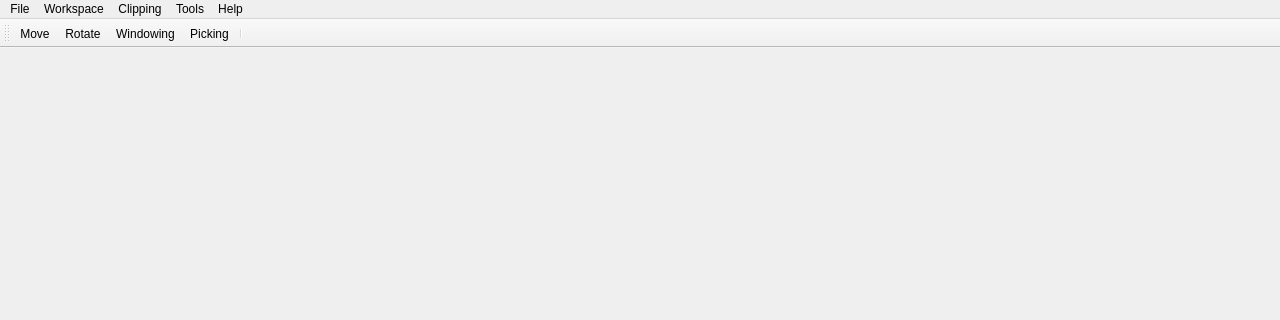
waschkbaer/BrainVis, file dev/BrainVis/mainwindow.ui: the form before one commit; both pictures show x 0 to 1280 and y 0 to 320 of the 1280 by 800 pixel window.
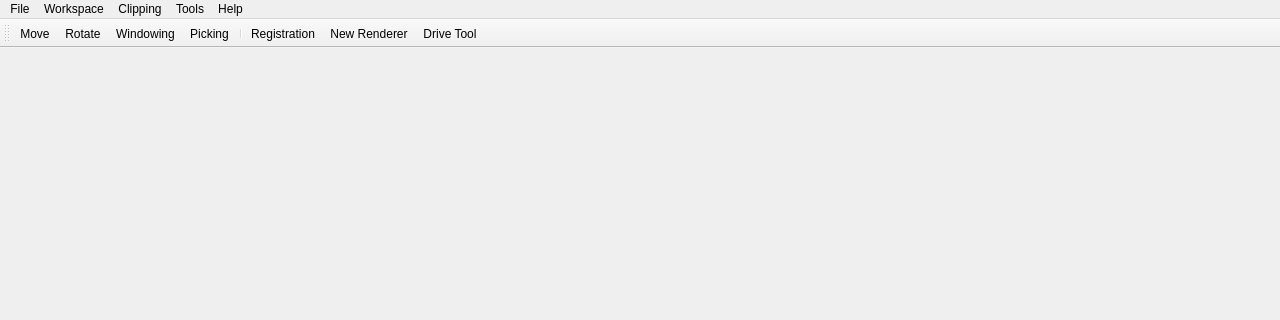
The form after the commit. Icons and pictures are not drawn.

The edit to the form file:
```diff
--- a/dev/BrainVis/mainwindow.ui
+++ b/dev/BrainVis/mainwindow.ui
@@ -103,6 +103,9 @@
    <addaction name="actionWindowing"/>
    <addaction name="actionPicking"/>
    <addaction name="separator"/>
+   <addaction name="actionRegistration"/>
+   <addaction name="actionNewRenderer"/>
+   <addaction name="actionDrive_Tool"/>
   </widget>
   <action name="actionAdd_RenderWidget">
    <property name="text">
@@ -206,6 +209,39 @@
     <string>Registration Widget</string>
    </property>
   </action>
+  <action name="actionNewRenderer">
+   <property name="text">
+    <string>New Renderer</string>
+   </property>
+   <property name="toolTip">
+    <string>creates a new render-widget</string>
+   </property>
+   <property name="shortcut">
+    <string>Ctrl+Alt+W</string>
+   </property>
+  </action>
+  <action name="actionRegistration">
+   <property name="text">
+    <string>Registration</string>
+   </property>
+   <property name="toolTip">
+    <string>merge CT and MRI Data</string>
+   </property>
+   <property name="shortcut">
+    <string>Ctrl+Alt+R</string>
+   </property>
+  </action>
+  <action name="actionDrive_Tool">
+   <property name="text">
+    <string>Drive Tool</string>
+   </property>
+   <property name="toolTip">
+    <string>displays the Drive Tool wich is used to interact with the MER</string>
+   </property>
+   <property name="shortcut">
+    <string>Ctrl+Alt+D</string>
+   </property>
+  </action>
  </widget>
  <layoutdefault spacing="6" margin="11"/>
  <resources/>
```
Left out of the diff: 19 changed lines with no effect on the pictures.
